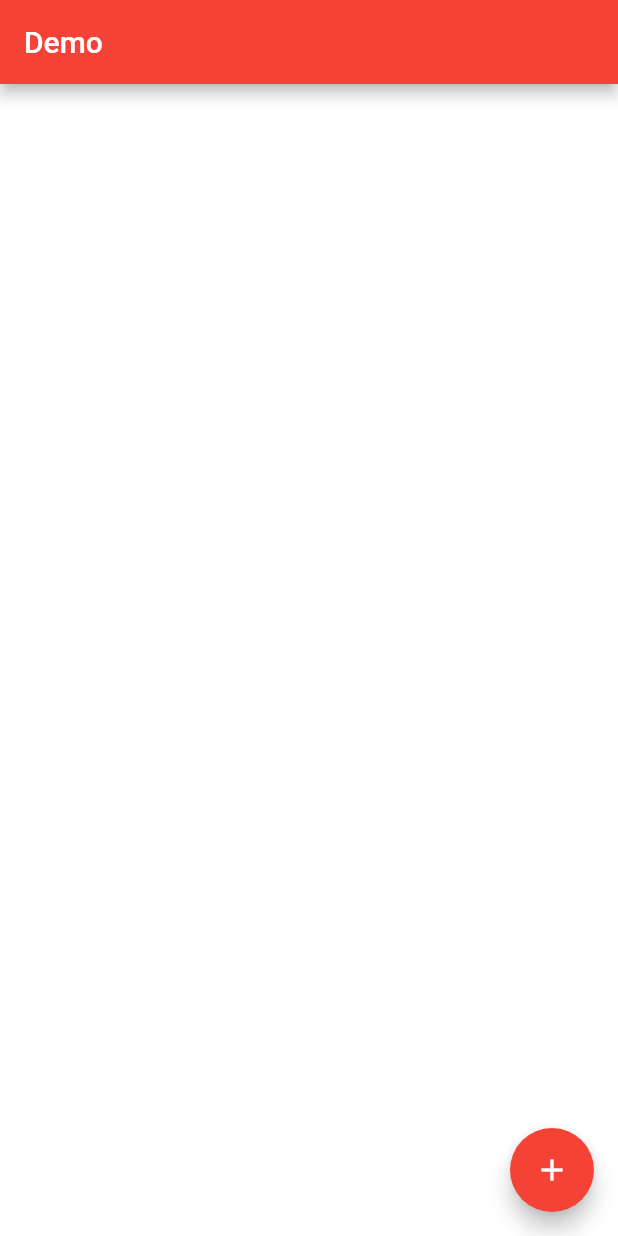
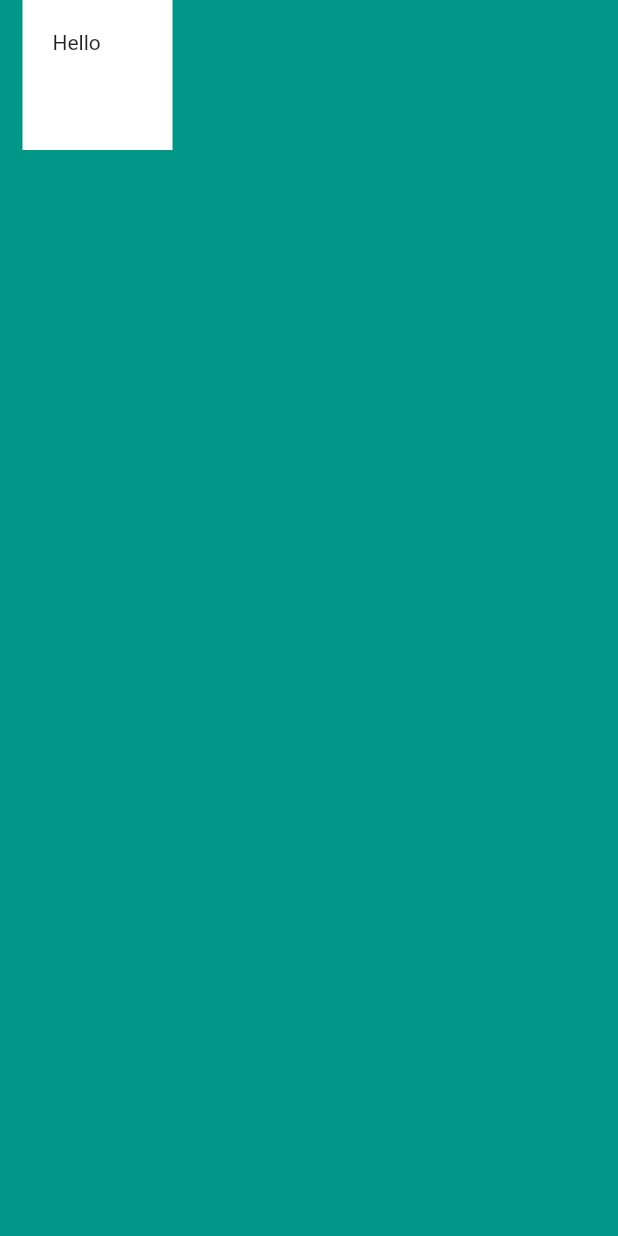
Before and after one commit to andriindocoder/flutter-ref, a Flutter app: the screen it shows after launch, on a phone screen of 412 x 824 dp. Run offline on Flutter 3.47's test engine with Material 2 defaults, Android fonts, the phone set to English and light mode, and no system bars.

Commit message:
6.44 How to Use Container Widgets

```diff
--- a/mi_card_flutter/lib/main.dart
+++ b/mi_card_flutter/lib/main.dart
@@ -9,15 +9,16 @@ class MyApp extends StatelessWidget {
   Widget build(BuildContext context) {
     return MaterialApp(
       home: Scaffold(
-        appBar: AppBar(
-          backgroundColor: Colors.red,
-          title: Text('Demo'),
-        ),
-        backgroundColor: Colors.white,
-        body: Container(),
-        floatingActionButton: FloatingActionButton(
-          backgroundColor: Colors.red,
-          child: Icon(Icons.add),
+        backgroundColor: Colors.teal,
+        body: SafeArea(
+          child: Container(
+            height: 100.0,
+            width: 100.0,
+            margin: EdgeInsets.only(left: 15.0),
+            padding: EdgeInsets.all(20.0),
+            color: Colors.white,
+            child: Text('Hello'),
+          ),
         ),
       ),
     );
```
